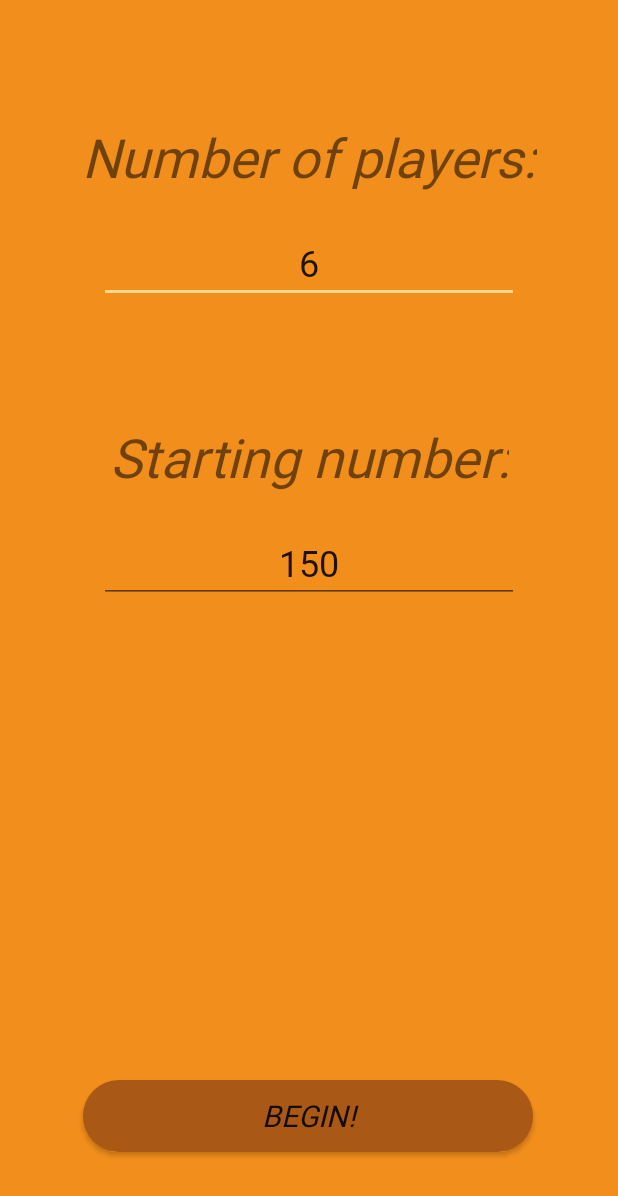
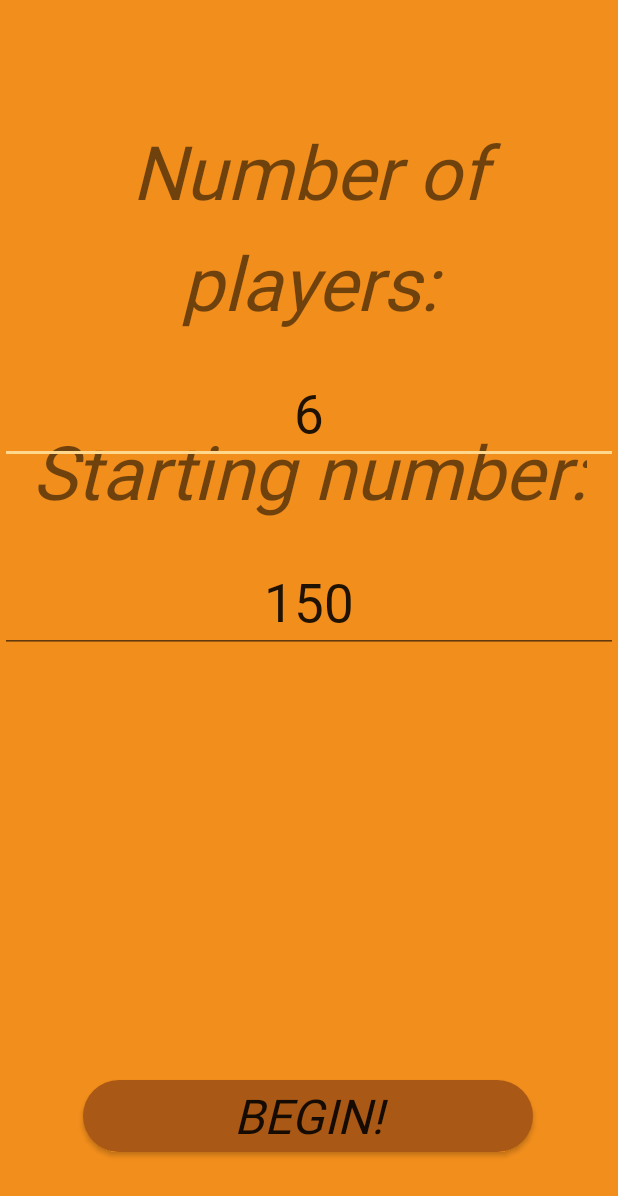
Before and after one commit to Term164/RNG_Drinks, an Android app: the SetupMenu screen opened directly, with no data from a screen before it, on a phone screen of 412 x 824 dp. Shown: the top 1196 px of the screen. Run offline under Robolectric (Android 15) with nearby library versions, the phone set to English and light mode, and no system bars; Roboto replaces fonts that are not available here.

Commit message:
- Added a new font with čžš support - Fixed some of the spacing issues
Signed-off-by: Jani Banigev <jani.bangiev@gmail.com>

```diff
--- a/app/src/main/java/com/example/randomdrinks/MainActivity.java
+++ b/app/src/main/java/com/example/randomdrinks/MainActivity.java
@@ -148,7 +148,6 @@ public class MainActivity extends GameActivity {
         }
     }
 
-    //TODO: Make an animation handler class
     //Background animation (Filling the glass)
     public void scaleView(View v, float startScale, float endScale, int delay) {
         Animation anim = new ScaleAnimation(
--- a/app/src/main/res/font-v26/custom_font.xml
+++ /dev/null
@@ -1,8 +0,0 @@
-<?xml version="1.0" encoding="utf-8"?>
-<font-family xmlns:android="http://schemas.android.com/apk/res/android">
-    <font
-        android:fontStyle="normal"
-        android:fontWeight="400"
-        android:font="@font/fffforwa"
-        />
-</font-family>
--- a/app/src/main/res/font/custom_font.xml
+++ b/app/src/main/res/font/custom_font.xml
@@ -3,6 +3,6 @@
     <font
         android:fontStyle="normal"
         android:fontWeight="400"
-        android:font="@font/fffforwa"
-        />
+        android:font="@font/upheavalpro" />
+
 </font-family>
--- a/app/src/main/res/layout/activity_achievements.xml
+++ b/app/src/main/res/layout/activity_achievements.xml
@@ -14,7 +14,7 @@
         android:layout_marginTop="60dp"
         android:fontFamily="@font/custom_font"
         android:text="@string/achievements_title"
-        android:textSize="35sp"
+        android:textSize="50sp"
         android:textStyle="italic"
         app:layout_constraintEnd_toEndOf="parent"
         app:layout_constraintStart_toStartOf="parent"
@@ -27,11 +27,11 @@
         android:fontFamily="@font/custom_font"
         android:text="@string/coming_soon"
         android:textAlignment="center"
-        android:textSize="50sp"
+        android:textSize="80sp"
         android:textStyle="italic"
         app:layout_constraintBottom_toBottomOf="parent"
         app:layout_constraintEnd_toEndOf="parent"
-        app:layout_constraintHorizontal_bias="0.0"
+        app:layout_constraintHorizontal_bias="0.493"
         app:layout_constraintStart_toStartOf="parent"
         app:layout_constraintTop_toTopOf="parent" />
 </androidx.constraintlayout.widget.ConstraintLayout>
--- a/app/src/main/res/layout/activity_setup_menu.xml
+++ b/app/src/main/res/layout/activity_setup_menu.xml
@@ -18,7 +18,7 @@
         android:onClick="beginGame"
         android:text="@string/setup_button"
         android:textAlignment="center"
-        android:textSize="20sp"
+        android:textSize="32sp"
         android:textStyle="italic"
         app:layout_constraintBottom_toBottomOf="parent"
         app:layout_constraintEnd_toEndOf="parent"
@@ -31,9 +31,10 @@
         android:layout_height="wrap_content"
         android:layout_marginTop="80dp"
         android:fontFamily="@font/custom_font"
+        android:lineSpacingExtra="15sp"
         android:text="@string/num_of_players"
         android:textAlignment="center"
-        android:textSize="36sp"
+        android:textSize="50sp"
         android:textStyle="italic"
         app:layout_constraintEnd_toEndOf="parent"
         app:layout_constraintStart_toStartOf="parent"
@@ -45,9 +46,10 @@
         android:layout_height="wrap_content"
         android:layout_marginTop="280dp"
         android:fontFamily="@font/custom_font"
+        android:lineSpacingExtra="15sp"
         android:text="@string/starting_number"
         android:textAlignment="center"
-        android:textSize="36sp"
+        android:textSize="50sp"
         android:textStyle="italic"
         app:layout_constraintEnd_toEndOf="parent"
         app:layout_constraintStart_toStartOf="parent"
@@ -63,7 +65,7 @@
         android:inputType="number"
         android:text="6"
         android:textAlignment="center"
-        android:textSize="24sp"
+        android:textSize="35sp"
         app:layout_constraintEnd_toEndOf="parent"
         app:layout_constraintStart_toStartOf="parent"
         app:layout_constraintTop_toBottomOf="@+id/players" />
@@ -78,7 +80,7 @@
         android:inputType="number"
         android:text="150"
         android:textAlignment="center"
-        android:textSize="24sp"
+        android:textSize="35sp"
         app:layout_constraintEnd_toEndOf="parent"
         app:layout_constraintStart_toStartOf="parent"
         app:layout_constraintTop_toBottomOf="@+id/textView2" />
--- a/app/src/main/res/layout/settings_activity.xml
+++ b/app/src/main/res/layout/settings_activity.xml
@@ -57,7 +57,7 @@
         android:fontFamily="@font/custom_font"
         android:text="@string/sound_off"
         android:textAlignment="center"
-        android:textSize="18sp"
+        android:textSize="25sp"
         android:textStyle="bold|italic"
         app:layout_constraintEnd_toEndOf="parent"
         app:layout_constraintStart_toStartOf="parent"
@@ -70,7 +70,7 @@
         android:layout_marginTop="44dp"
         android:fontFamily="@font/custom_font"
         android:text="@string/settings_title"
-        android:textSize="36sp"
+        android:textSize="60sp"
         android:textStyle="italic"
         app:layout_constraintEnd_toEndOf="parent"
         app:layout_constraintHorizontal_bias="0.497"
@@ -98,7 +98,7 @@
         android:fontFamily="@font/custom_font"
         android:text="@string/music_on"
         android:textAlignment="center"
-        android:textSize="18sp"
+        android:textSize="25sp"
         android:textStyle="bold|italic"
         app:layout_constraintEnd_toEndOf="parent"
         app:layout_constraintStart_toStartOf="parent"
--- a/app/src/main/res/values/strings.xml
+++ b/app/src/main/res/values/strings.xml
@@ -12,7 +12,7 @@
     <!--Game activity text -->
     <string name="your_number">Your number is:</string>
     <string name="num_of_sips">Number of sips: </string>
-    <string name="roll_button">Test your luck!</string>
+    <string name="roll_button">Roll number</string>
     <!--Popup activity text -->
     <string name="popup_title">YOU LOSE!</string>
     <string name="popup_sips">you have n sips</string>
```
Also changed, not shown: app/src/main/res/layout/activity_main.xml (+7 -4 lines), app/src/main/res/layout/activity_main_menu.xml (+6 -5 lines), app/src/main/res/layout/activity_pop.xml (+4 -3 lines), app/src/main/res/layout/activity_splash_screen.xml (+7 -6 lines), app/src/main/java/com/example/randomdrinks/GameActivity.java (line endings or trailing spaces), 1 other file.
